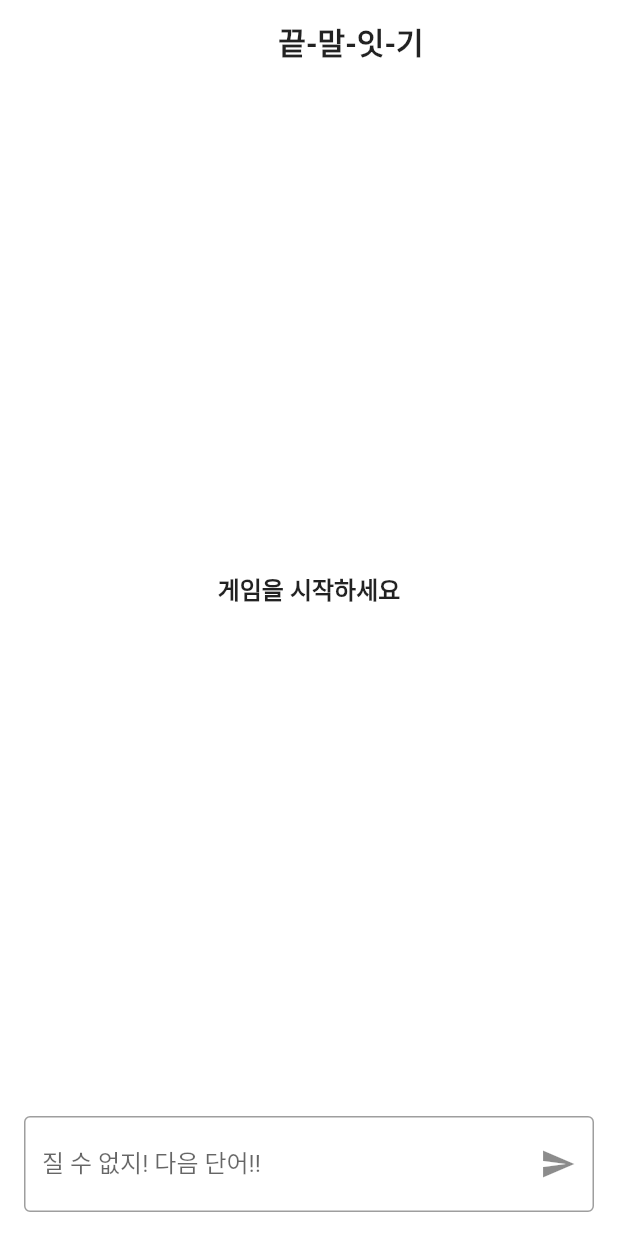
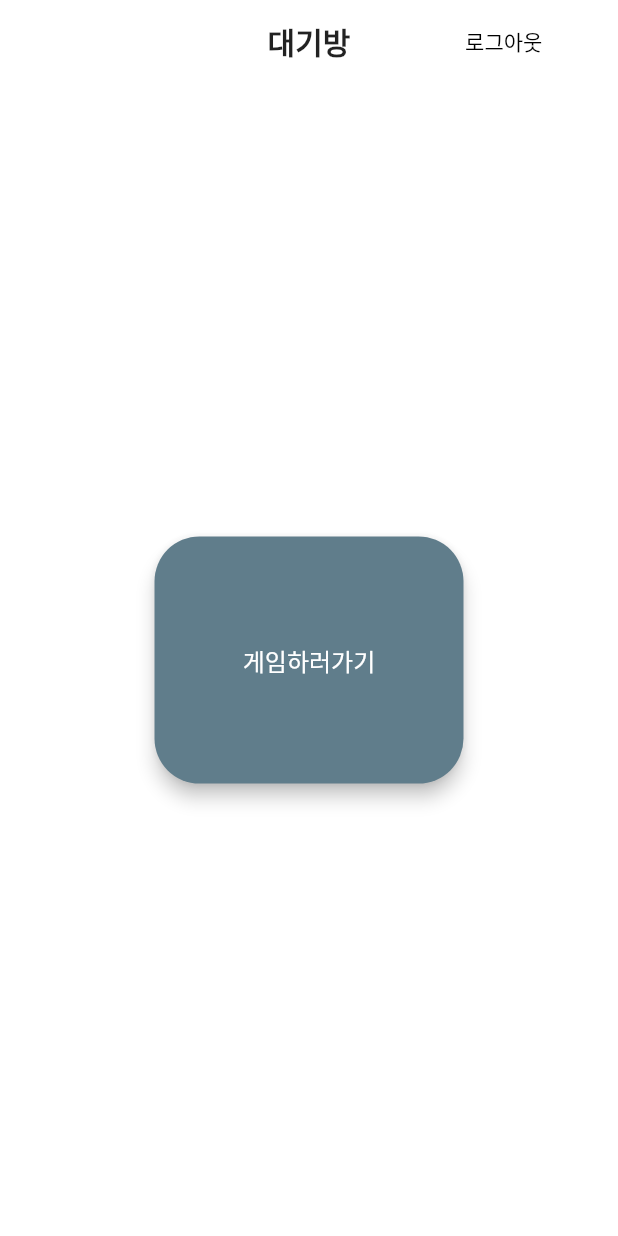
Before and after one commit to Aqudi/word_chain_game, a Flutter app: the HomeScreen screen opened by its route, on a phone screen of 412 x 824 dp. Run offline on Flutter 3.47's test engine with Material 2 defaults, Android fonts, the phone set to English and light mode, and no system bars; our stand-ins replace firebase_auth; accounts and stored records are empty; network calls fail; statements that could not run were skipped.

Commit message:
Separate HomeScreen and GameScreen

```diff
--- a/lib/constants.dart
+++ b/lib/constants.dart
@@ -1,5 +1,6 @@
 const String rootRoute = "/";
 
 const String homeRoute = "/home";
+const String gameRoute = "/game";
 
 const String authRoute = "/auth";
--- a/lib/router.dart
+++ b/lib/router.dart
@@ -10,6 +10,8 @@ class Router {
         return MaterialPageRoute(builder: (_) => RootScreen());
       case homeRoute:
         return MaterialPageRoute(builder: (_) => HomeScreen());
+      case gameRoute:
+        return MaterialPageRoute(builder: (_) => GameScreen());
       case authRoute:
         return MaterialPageRoute(builder: (_) => AuthScreen());
       default:
--- a/lib/screens/home_screen.dart
+++ b/lib/screens/home_screen.dart
@@ -1,158 +1,52 @@
 import 'package:flutter/material.dart';
-import 'package:wordchaingame/extensions/extensions.dart';
+import 'package:provider/provider.dart';
+import 'package:wordchaingame/constants.dart';
+import 'package:wordchaingame/providers/firebase_auth_provider.dart';
 
 class HomeScreen extends StatefulWidget {
-  final String hintLabel = "질 수 없지! 다음 단어!!";
-  final String hintText = "다음 단어를 입력해주세요";
-
-  final RegExp checkSpecialChar =
-      new RegExp(r'[!@#<>?":_`~;[\]\\|=+)(*&^%\s-\d]');
-
   @override
   _HomeScreenState createState() => _HomeScreenState();
 }
 
 class _HomeScreenState extends State<HomeScreen> {
-  List<String> words = [];
-
-  String inputWord;
-
-  FocusNode _inputFocusNode;
-
-  final _scrollController = ScrollController();
-  final _formKey = GlobalKey<FormState>();
-  final _inputController = TextEditingController();
-
-  @override
-  void dispose() {
-    _inputController.dispose();
-    super.dispose();
-  }
-
-  @override
-  void initState() {
-    super.initState();
-    _inputFocusNode = FocusNode();
-  }
+  FirebaseAuthProvider _auth;
 
   @override
   Widget build(BuildContext context) {
+    _auth = Provider.of<FirebaseAuthProvider>(context);
+
     return Scaffold(
       appBar: AppBar(
-        title: Center(child: Text("끝-말-잇-기")),
-        automaticallyImplyLeading: true,
+        title: Text("대기방"),
+          centerTitle: true,
+        actions: <Widget>[
+          FlatButton(
+            child: Text("로그아웃", style: TextStyle(color: Colors.black),),
+            onPressed: () => _auth.signOut(),
+          ),
+          Text("Hello"),
+        ],
       ),
-      body: Column(
-        children: <Widget>[
-          Expanded(
-            child: Container(
-              padding: EdgeInsets.all(16),
-              child: (words.isNotEmpty)
-                  ? ListView.separated(
-                      reverse: true,
-                      physics: AlwaysScrollableScrollPhysics(),
-                      controller: _scrollController,
-                      itemBuilder: (BuildContext context, int index) {
-                        return Text(
-                          words[index],
-                          style: TextStyle(color: Colors.black),
-                        );
-                      },
-                      separatorBuilder: (BuildContext context, int index) {
-                        return const SizedBox(
-                          height: 16,
-                        );
-                      },
-                      itemCount: words.length,
-                    )
-                  : Center(
-                      child: Text(
-                        "게임을 시작하세요",
-                        style: TextStyle(
-                          fontSize: 16,
-                          fontWeight: FontWeight.bold,
-                        ),
-                      ),
-                    ),
+      body: Center(
+        child: Container(
+          width: MediaQuery.of(context).size.width / 2,
+          child:Material(
+            elevation: 5.0,
+            borderRadius: BorderRadius.circular(30.0),
+            color: Colors.blueGrey,
+            child: MaterialButton(
+              minWidth: MediaQuery.of(context).size.width,
+              height: MediaQuery.of(context).size.height / 5,
+              padding: EdgeInsets.symmetric(horizontal: 20, vertical: 15),
+              onPressed: () => Navigator.pushNamed(context, gameRoute),
+              child: Text("게임하러가기",
+                  textAlign: TextAlign.center,
+                  style: TextStyle(
+                    color: Colors.white,
+                    fontSize: 16,
+                  )),
             ),
           ),
-          _buildWordInputForm(),
-        ],
-      ),
-    );
-  }
-
-  void _handleSendWord() {
-    if (_formKey.currentState.validate()) {
-      _formKey.currentState.save();
-    }
-    _inputController.clear();
-  }
-
-  Widget _buildWordInputForm() {
-    return Container(
-      padding: EdgeInsets.all(16),
-      alignment: Alignment.centerRight,
-      child: Form(
-        key: _formKey,
-        child: TextFormField(
-          textInputAction: TextInputAction.done,
-          focusNode: _inputFocusNode,
-          controller: _inputController,
-          onEditingComplete: () => _handleSendWord(),
-          decoration: InputDecoration(
-            labelText: widget.hintLabel,
-            border: OutlineInputBorder(),
-            hintText: widget.hintText,
-            suffixIcon: GestureDetector(
-              child: Container(
-                decoration: BoxDecoration(
-                  borderRadius: BorderRadius.circular(8),
-                ),
-                child: Icon(Icons.send),
-              ),
-              onTap: () => _handleSendWord(),
-            ),
-          ),
-          onSaved: (value) {
-            if (inputWord.isNotEmpty) {
-              setState(() {
-                words.insert(0, inputWord);
-              });
-            }
-          },
-          onChanged: (value) {
-            inputWord = value.trim();
-          },
-          validator: (value) {
-            // 공백제거
-            value = value.trim();
-            print("validate target: $value");
-
-            // 단어 입력 검증
-            if (value.isEmpty) {
-              return "단어를 입력해주세요.";
-            }
-
-            // 단어 길이 검증
-            if (value.length <= 1) {
-              return "2글자 이상의 단어를 입력해주세요.";
-            }
-
-            // 특수문자 검증
-            if (widget.checkSpecialChar.hasMatch(value)) {
-              return "특수문자, 숫자는 입력 불가합니다";
-            }
-
-            // 끝말잇기 규칙 검증
-            if (words.isNotEmpty) {
-              String firstChar = words.first.last();
-              if (firstChar != value.first()) {
-                return "입력하신 단어는 '$firstChar' 로 시작하지 않습니다.";
-              }
-            }
-            return null;
-          },
         ),
       ),
     );
--- a/lib/screens/root_screen.dart
+++ b/lib/screens/root_screen.dart
@@ -1,8 +1,8 @@
 import 'package:flutter/material.dart';
 import 'package:provider/provider.dart';
 import 'package:wordchaingame/providers/firebase_auth_provider.dart';
+import 'package:wordchaingame/screens/auth_screen.dart';
 import 'package:wordchaingame/screens/home_screen.dart';
-import 'package:wordchaingame/screens/auth_screen.dart';
 
 class RootScreen extends StatefulWidget {
   @override
--- a/lib/screens/screens.dart
+++ b/lib/screens/screens.dart
@@ -3,6 +3,7 @@ export 'root_screen.dart';
 
 // logged in page
 export 'home_screen.dart';
+export 'game_screen.dart';
 
 // not logged in page
 export 'auth_screen.dart';
```
Also changed, not shown: lib/screens/game_screen.dart (added, +165 -0 lines), lib/widgets/appbar_back_button.dart (added, +15 -0 lines).
